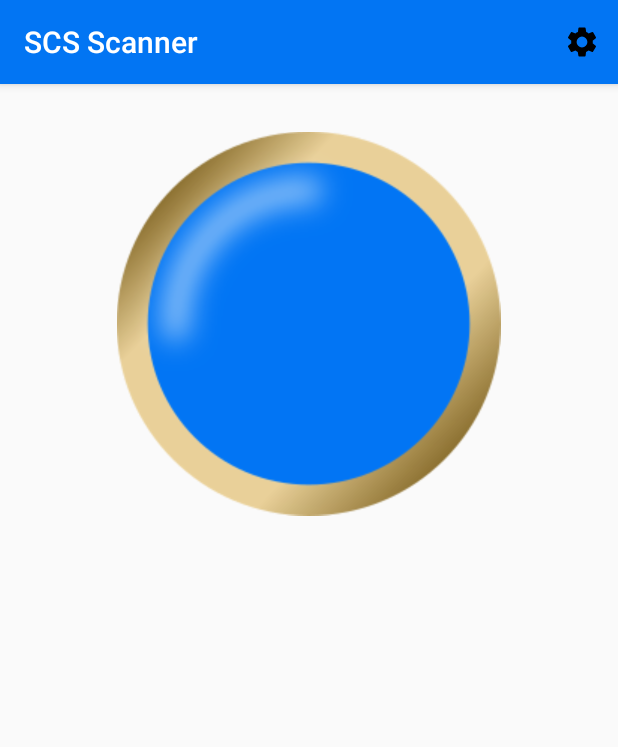
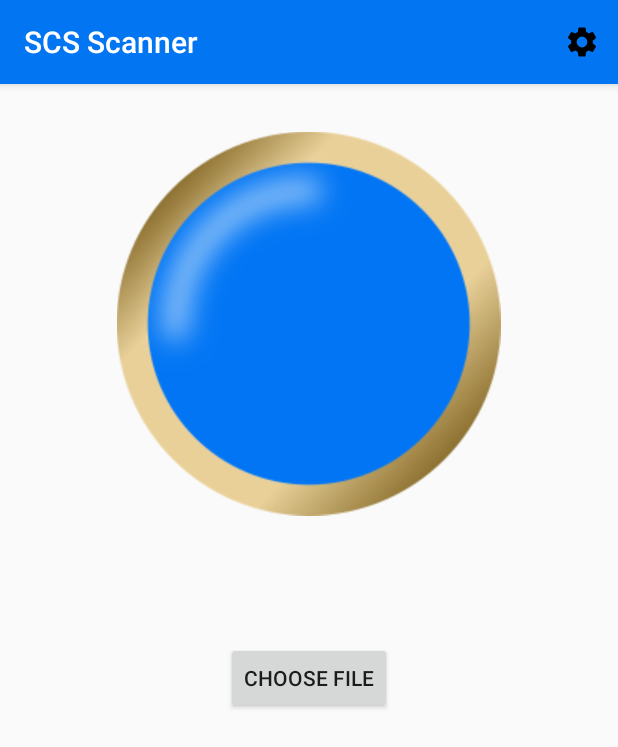
Before and after one commit to bwotto/InventoryScanner, an Android app: the screen it shows after launch (MainActivity), on a phone screen of 412 x 824 dp. Shown: the top 747 px of the screen. Run offline under Robolectric (Android 15) with nearby library versions, the phone set to English and light mode, and no system bars; libraries missing offline, so code that uses them is left out: com.google.zxing.integration, jcifs.context, jcifs.smb, org.apache.poi.

Commit message:
Added network file chooser

```diff
--- a/app/src/main/AndroidManifest.xml
+++ b/app/src/main/AndroidManifest.xml
@@ -13,6 +13,8 @@
         android:supportsRtl="true"
         android:theme="@style/AppTheme"
         tools:ignore="GoogleAppIndexingWarning">
+        <activity
+            android:name="com.sierracharter.smbfilechooser.FileChooserActivity"/>
         <activity
             android:name="com.journeyapps.barcodescanner.CaptureActivity"
             android:screenOrientation="fullSensor"
--- a/app/src/main/java/com/sierracharter/inventoryscanner/MainActivity.java
+++ b/app/src/main/java/com/sierracharter/inventoryscanner/MainActivity.java
@@ -7,6 +7,7 @@ import android.os.Bundle;
 import com.google.android.material.snackbar.Snackbar;
 import com.google.zxing.integration.android.IntentIntegrator;
 import com.google.zxing.integration.android.IntentResult;
+import com.sierracharter.smbfilechooser.FileChooserActivity;
 
 import androidx.annotation.NonNull;
 import androidx.annotation.Nullable;
@@ -14,6 +15,7 @@ import androidx.appcompat.app.AppCompatActivity;
 import androidx.appcompat.widget.Toolbar;
 import androidx.preference.PreferenceManager;
 
+import android.util.Log;
 import android.view.View;
 import android.view.Menu;
 import android.view.MenuItem;
@@ -22,8 +24,11 @@ import android.widget.ProgressBar;
 
 public class MainActivity extends AppCompatActivity implements DownloadCallback{
 
+    private static final String TAG = "MainActivity";
+
     private String mRoomNumber = "";
     private NetworkFragment networkFragment;
+    private String filePathToSheet = "";
 
     @Override
     protected void onCreate(Bundle savedInstanceState) {
@@ -91,6 +96,14 @@ public class MainActivity extends AppCompatActivity implements DownloadCallback{
         if(data == null){
             return;
         }
+
+        //Process result of file choice.
+        if(resultCode == RESULT_OK && requestCode == FileChooserActivity.ACTION_PICK_FILE){
+            filePathToSheet = data.getStringExtra(FileChooserActivity.INTENT_RESULT);
+            Log.d(TAG, "chosen file: " + filePathToSheet);
+        }
+
+        //Process result of scan.
         IntentResult result = IntentIntegrator.parseActivityResult(requestCode, resultCode, data);
 
         if(result != null){
@@ -100,9 +113,9 @@ public class MainActivity extends AppCompatActivity implements DownloadCallback{
 
                 SharedPreferences preferences = PreferenceManager.getDefaultSharedPreferences(this);
 
-                String host = preferences.getString("host", "");
-                String share = preferences.getString("share", "");
-                String filePath = preferences.getString("file_path", "");
+//                String host = preferences.getString("host", "");
+//                String share = preferences.getString("share", "");
+//                String filePath = preferences.getString("file_path", "");
                 String domain = preferences.getString("domain", "");
                 String username = preferences.getString("username", "");
                 String password = preferences.getString("password", "");
@@ -113,7 +126,7 @@ public class MainActivity extends AppCompatActivity implements DownloadCallback{
                         showMessage("Scan a room number first");
                     }
                     //Time to update sheet.
-                    startUpdateSheet(mRoomNumber, scanContents, host, share, filePath, domain, username, password);
+                    startUpdateSheet(mRoomNumber, scanContents, filePathToSheet, domain, username, password);
                 }
 
                 //The contents is a room number.
@@ -125,10 +138,10 @@ public class MainActivity extends AppCompatActivity implements DownloadCallback{
         }
     }
 
-    private void startUpdateSheet(String mRoomNumber, String assetNumber, String host, String share, String filename, String domain, String username, String password){
+    private void startUpdateSheet(String mRoomNumber, String assetNumber,String filename, String domain, String username, String password){
         if(networkFragment != null){
             if(!assetNumber.equals("") && !mRoomNumber.equals("")){
-                networkFragment.updateSheet(mRoomNumber, assetNumber, host, share, filename, domain, username, password);
+                networkFragment.updateSheet(mRoomNumber, assetNumber, filename, domain, username, password);
             }
         }
     }
@@ -152,4 +165,20 @@ public class MainActivity extends AppCompatActivity implements DownloadCallback{
     private void showMessage(String message){
         Snackbar.make(findViewById(android.R.id.content), message, Snackbar.LENGTH_LONG).show();
     }
+
+    public void onChooseFile(View view){
+        Intent intent = new Intent(this, FileChooserActivity.class);
+        SharedPreferences preferences = PreferenceManager.getDefaultSharedPreferences(this);
+        String host = preferences.getString("host", "");
+        String share = preferences.getString("share", "");
+
+        if(host.equals("") || share.equals("")){
+            showMessage("You must set host and share in settings");
+            return;
+        }
+
+        String fullRootPath = "smb://" + host + "/" + share + "/";
+        intent.putExtra(FileChooserActivity.INTENT_ARGS, fullRootPath);
+        startActivityForResult(intent, FileChooserActivity.ACTION_PICK_FILE);
+    }
 }
--- a/app/src/main/res/layout/content_main.xml
+++ b/app/src/main/res/layout/content_main.xml
@@ -38,4 +38,19 @@
         app:layout_constraintEnd_toEndOf="parent"
         app:layout_constraintStart_toStartOf="parent"
         app:layout_constraintTop_toBottomOf="@+id/imageButton" />
+
+    <Button
+        android:id="@+id/button_choose_file"
+        android:layout_width="wrap_content"
+        android:layout_height="wrap_content"
+        android:layout_marginStart="8dp"
+        android:layout_marginTop="8dp"
+        android:layout_marginEnd="8dp"
+        android:layout_marginBottom="8dp"
+        android:text="Choose File"
+        app:layout_constraintBottom_toTopOf="@+id/progressBar"
+        app:layout_constraintEnd_toEndOf="parent"
+        app:layout_constraintStart_toStartOf="parent"
+        app:layout_constraintTop_toBottomOf="@+id/imageButton"
+        android:onClick="onChooseFile"/>
 </androidx.constraintlayout.widget.ConstraintLayout>
```
Also changed, not shown: app/src/main/java/com/sierracharter/inventoryscanner/NetworkFragment.java (+9 -13 lines), app/src/main/java/com/sierracharter/smbfilechooser/FileChooserActivity.java (added, +155 -0 lines), app/src/main/res/layout/activity_file_chooser.xml (added, +31 -0 lines).
